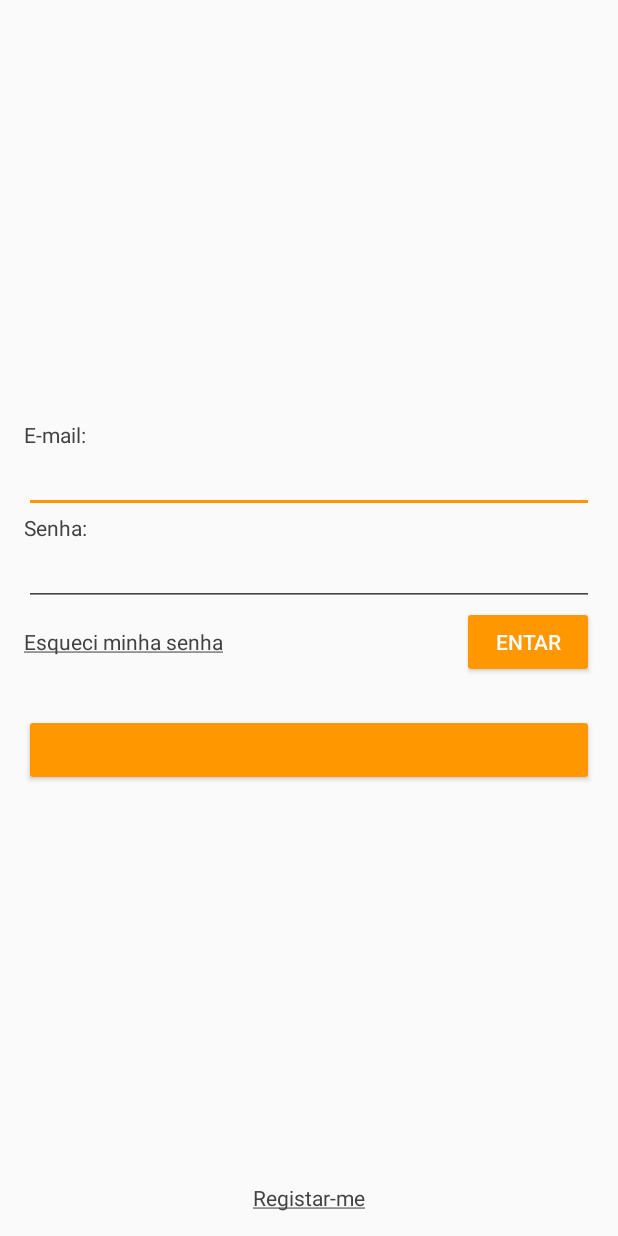
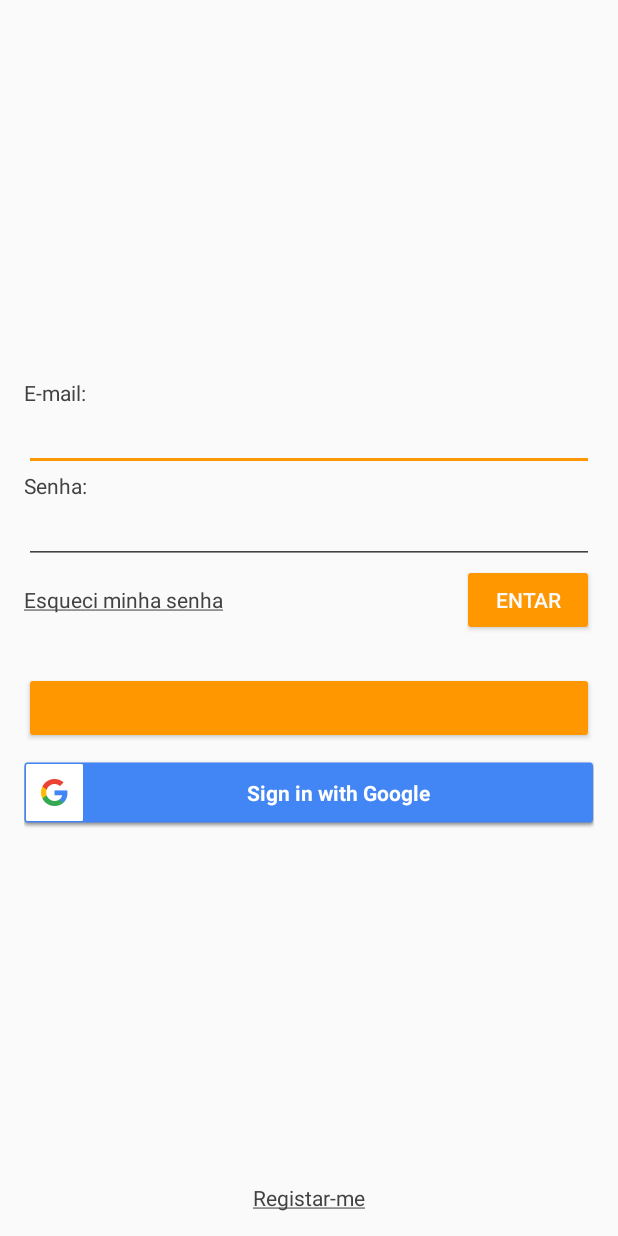
Before and after one commit to GuilhermeFGL/AndroidBaseApp, an Android app: the screen it shows after launch (LoginActivity), on a phone screen of 412 x 824 dp. Run offline under Robolectric (Android 15) with nearby library versions, the phone set to English and light mode, and no system bars; our stand-ins replace ButterKnife, CircleImageView, Firebase (no records; nobody signed in at launch, a user with empty details on screens opened directly), Picasso; libraries missing offline, so code that uses them is left out: com.crashlytics.android, com.facebook, com.facebook.login, io.fabric.sdk; plain views replace LoginButton; pictures from the network do not load; 5 statements that could not run were skipped.

Commit message:
google login

```diff
--- a/app/build.gradle
+++ b/app/build.gradle
@@ -1,5 +1,4 @@
 apply plugin: 'com.android.application'
-apply plugin: 'com.google.gms.google-services'
 apply plugin: 'io.fabric'
 
 android {
@@ -71,6 +70,7 @@ dependencies {
     compile 'com.google.firebase:firebase-auth:9.6.1'
     compile 'com.google.firebase:firebase-storage:9.6.1'
     compile 'com.google.firebase:firebase-messaging:9.6.1'
+    compile 'com.google.android.gms:play-services-auth:9.6.1'
     compile 'com.jakewharton:butterknife:8.6.0'
     compile 'de.hdodenhof:circleimageview:2.1.0'
     compile 'com.squareup.picasso:picasso:2.5.2'
@@ -86,3 +86,5 @@ crashlytics {
     androidNdkOut 'src/main/obj'
     androidNdkLibsOut 'src/main/libs'
 }
+
+apply plugin: 'com.google.gms.google-services'
--- a/app/src/main/java/com/example/guilherme/firebasedatabse/activitys/LoginActivity.java
+++ b/app/src/main/java/com/example/guilherme/firebasedatabse/activitys/LoginActivity.java
@@ -21,12 +21,20 @@ import com.facebook.FacebookCallback;
 import com.facebook.FacebookException;
 import com.facebook.login.LoginResult;
 import com.facebook.login.widget.LoginButton;
+import com.google.android.gms.auth.api.Auth;
+import com.google.android.gms.auth.api.signin.GoogleSignInAccount;
+import com.google.android.gms.auth.api.signin.GoogleSignInOptions;
+import com.google.android.gms.auth.api.signin.GoogleSignInResult;
+import com.google.android.gms.common.ConnectionResult;
+import com.google.android.gms.common.api.GoogleApiClient;
 import com.google.android.gms.tasks.OnCompleteListener;
 import com.google.android.gms.tasks.Task;
+import com.google.firebase.auth.AuthCredential;
 import com.google.firebase.auth.AuthResult;
 import com.google.firebase.auth.FacebookAuthProvider;
 import com.google.firebase.auth.FirebaseAuth;
 import com.google.firebase.auth.FirebaseUser;
+import com.google.firebase.auth.GoogleAuthProvider;
 import com.google.firebase.database.DataSnapshot;
 import com.google.firebase.database.DatabaseError;
 import com.google.firebase.database.ValueEventListener;
@@ -46,6 +54,9 @@ public class LoginActivity extends AppCompatActivity {
 
     private FirebaseAuth firebaseAuth;
     private CallbackManager facebookCallback;
+    private GoogleApiClient mGoogleApiClient;
+    private FirebaseAuth mAuth;
+    private FirebaseAuth.AuthStateListener mAuthListener;
 
     public static void startActivity(Context context) {
         context.startActivity(new Intent(context, LoginActivity.class)
@@ -60,7 +71,21 @@ public class LoginActivity extends AppCompatActivity {
 
         firebaseAuth = Firebase.getFirebaseAuth();
         facebookCallback = CallbackManager.Factory.create();
+
         setView();
+    }
+
+    public void onStart() {
+        super.onStart();
+        mAuth.addAuthStateListener(mAuthListener);
+    }
+
+    @Override
+    public void onStop() {
+        super.onStop();
+        if (mAuthListener != null) {
+            mAuth.removeAuthStateListener(mAuthListener);
+        }
     }
 
     @Override
@@ -76,7 +101,18 @@ public class LoginActivity extends AppCompatActivity {
     protected void onActivityResult(int requestCode, int resultCode, Intent data) {
         super.onActivityResult(requestCode, resultCode, data);
 
-        facebookCallback.onActivityResult(requestCode, resultCode, data);
+        if (requestCode == Constants.RC_SIGN_IN) {
+            GoogleSignInResult result = Auth.GoogleSignInApi.getSignInResultFromIntent(data);
+            if (result.isSuccess()) {
+                firebaseAuthWithGoogle(result.getSignInAccount());
+            } else {
+                    Toast.makeText(LoginActivity.this,
+                            R.string.error_login_failed,
+                            Toast.LENGTH_SHORT).show();
+            }
+        } else {
+            facebookCallback.onActivityResult(requestCode, resultCode, data);
+        }
     }
 
     @OnClick(R.id.login_action_login)
@@ -131,6 +167,12 @@ public class LoginActivity extends AppCompatActivity {
         }
     }
 
+    @OnClick(R.id.login_google)
+    public void loginGoogle() {
+        Intent signInIntent = Auth.GoogleSignInApi.getSignInIntent(mGoogleApiClient);
+        startActivityForResult(signInIntent, Constants.RC_SIGN_IN);
+    }
+
     @OnClick(R.id.login_action_register)
     public void goToRegisterActivity(){
         RegisterActivity.startActivity(LoginActivity.this);
@@ -146,6 +188,32 @@ public class LoginActivity extends AppCompatActivity {
     }
 
     private void setView() {
+        GoogleSignInOptions gso = new GoogleSignInOptions.Builder(GoogleSignInOptions.DEFAULT_SIGN_IN)
+                .requestIdToken(getString(R.string.default_web_client_id))
+                .requestEmail()
+                .build();
+        mAuth = FirebaseAuth.getInstance();
+        mAuthListener = new FirebaseAuth.AuthStateListener() {
+            @Override
+            public void onAuthStateChanged(@NonNull FirebaseAuth firebaseAuth) {
+                FirebaseUser user = firebaseAuth.getCurrentUser();
+                if (user != null) {
+                    registerNewUserFromSocialLogin(user);
+                }
+            }
+        };
+        mGoogleApiClient = new GoogleApiClient.Builder(this)
+                .enableAutoManage(this, new GoogleApiClient.OnConnectionFailedListener() {
+                    @Override
+                    public void onConnectionFailed(@NonNull ConnectionResult connectionResult) {
+                        Toast.makeText(LoginActivity.this,
+                                R.string.error_login_failed,
+                                Toast.LENGTH_SHORT).show();
+                    }
+                })
+                .addApi(Auth.GOOGLE_SIGN_IN_API, gso)
+                .build();
+
         facebookButton.setReadPermissions(Constants.FACEBOOK_LOGIN);
         facebookButton.registerCallback(facebookCallback, new FacebookCallback<LoginResult>() {
             @Override
@@ -163,6 +231,26 @@ public class LoginActivity extends AppCompatActivity {
                         Toast.LENGTH_SHORT).show();
             }
         });
+    }
+
+    private void firebaseAuthWithGoogle(GoogleSignInAccount acct) {
+        final ProgressDialog dialog = new ProgressDialog(this);
+        dialog.show(getString(R.string.dialog_wait));
+        AuthCredential credential = GoogleAuthProvider.getCredential(acct.getIdToken(), null);
+        mAuth.signInWithCredential(credential)
+                .addOnCompleteListener(this, new OnCompleteListener<AuthResult>() {
+                    @Override
+                    public void onComplete(@NonNull Task<AuthResult> task) {
+                        dialog.close();
+                        if (task.isSuccessful()) {
+                            registerNewUserFromSocialLogin(firebaseAuth.getCurrentUser());
+                        } else {
+                            Toast.makeText(LoginActivity.this,
+                                    R.string.error_login,
+                                    Toast.LENGTH_SHORT).show();
+                        }
+                    }
+                });
     }
 
     private void handleFacebookAccessToken(AccessToken token) {
--- a/app/src/main/java/com/example/guilherme/firebasedatabse/config/Constants.java
+++ b/app/src/main/java/com/example/guilherme/firebasedatabse/config/Constants.java
@@ -11,6 +11,7 @@ public class Constants {
     public static final int PICK_IMAGE_FOR_PROFILE = 1001;
     public static final int PICK_IMAGE_FOR_REGISTER = 1002;
     public static final int NOTIFICATION_MESSAGE_ID = 1003;
+    public static final int RC_SIGN_IN = 1004;
 
     public static final String DEFAULT_IMAGE_EXTENSION = ".jpg";
 
--- a/app/src/main/res/layout/activity_login.xml
+++ b/app/src/main/res/layout/activity_login.xml
@@ -67,10 +67,20 @@
             android:id="@+id/login_facebook"
             android:layout_width="match_parent"
             android:layout_height="wrap_content"
-            android:paddingLeft="8dp"
-            android:paddingRight="8dp"
+            android:paddingLeft="12dp"
+            android:paddingRight="12dp"
             android:paddingTop="12dp"
-            android:paddingBottom="12dp"/>
+            android:paddingBottom="12dp"
+            android:layout_marginBottom="8dp"/>
+
+        <com.google.android.gms.common.SignInButton
+            android:id="@+id/login_google"
+            android:layout_width="match_parent"
+            android:layout_height="wrap_content"
+            android:layout_marginLeft="-4dp"
+            android:layout_marginRight="-4dp"
+            app:buttonSize="wide"
+            app:colorScheme="dark"/>
 
     </LinearLayout>
 
--- a/app/src/main/res/values/strings.xml
+++ b/app/src/main/res/values/strings.xml
@@ -98,7 +98,7 @@
     <string name="fb_login_protocol_scheme">fb1546383518720699</string>
     <string name="email_subject_contact">FireBaseTest - Contato</string>
     <string name="email_body_contact">"\n\n-----------------------------\nPor favor, não remover essas informações:\n Device OS: Android \n Device OS version: %1$s\n App Version: %2$s\n Device Brand: %3$s\n Device Model: %4$s\n Device Manufacturer: %5$s"</string>
-
+    <string name="login_action_login_google">Continuar com Google</string>
 
 
 </resources>
```
Also changed, not shown: 1 other file.
